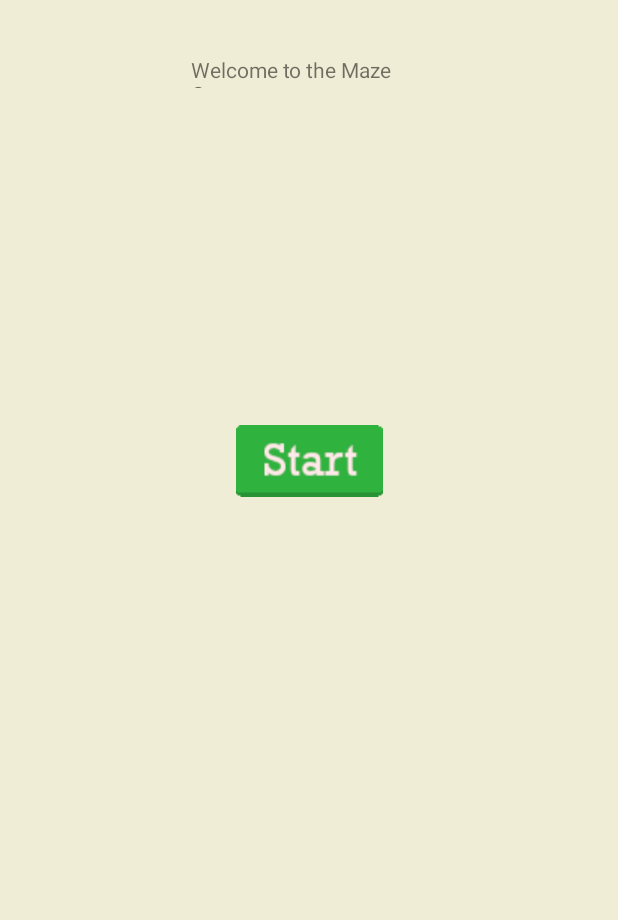
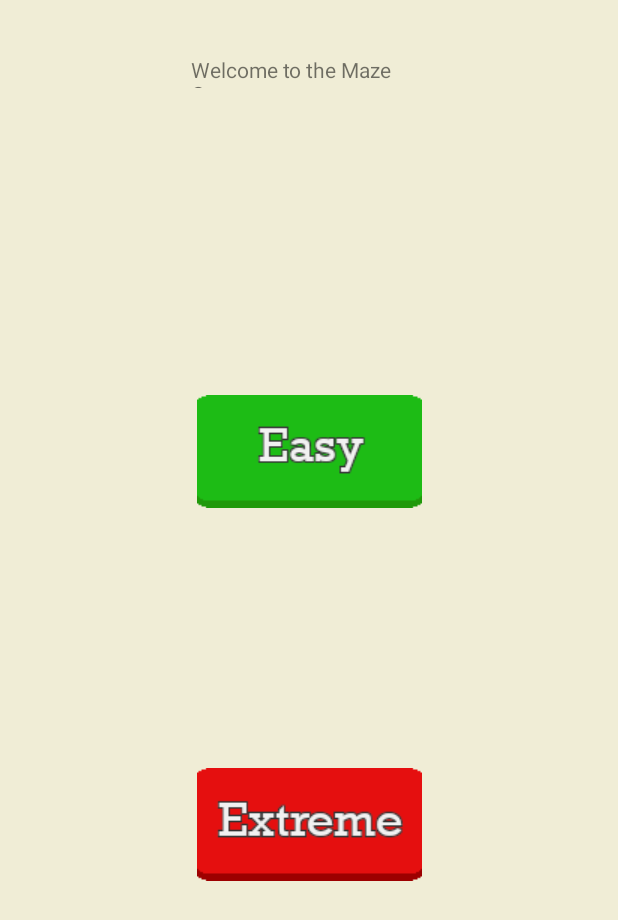
Before and after one commit to KNurmik/The-Game, an Android app: the MazeMenuActivity screen opened directly, with no data from a screen before it, on a phone screen of 412 x 824 dp. Shown: the top 920 px of the screen. Run offline under Robolectric (Android 15) with nearby library versions, the phone set to English and light mode, and no system bars.

Commit message:
Added difficulty buttons for the maze

```diff
--- a/phase2/app/src/main/java/com/example/phase1activity/UI/MazeGame/MazeMenuActivity.java
+++ b/phase2/app/src/main/java/com/example/phase1activity/UI/MazeGame/MazeMenuActivity.java
@@ -18,8 +18,8 @@ public class MazeMenuActivity extends AbstractActivity {
         super.onCreate(savedInstanceState);
         setContentView(R.layout.activity_maze_menu);
 
-        Button startBtn = findViewById(R.id.startBtn);
-        colourButton(startBtn, R.drawable.start_red, R.drawable.start_blue, R.drawable.start_green);
+        Button easyButton = findViewById(R.id.easyBtn);
+        Button hardButton = findViewById(R.id.extremeBtn);
     }
 
     /**
--- a/phase2/app/src/main/res/layout/activity_maze_menu.xml
+++ b/phase2/app/src/main/res/layout/activity_maze_menu.xml
@@ -20,13 +20,24 @@
         app:layout_constraintVertical_bias="0.046" />
 
     <Button
-        android:id="@+id/startBtn"
+        android:id="@+id/extremeBtn"
         android:layout_width="wrap_content"
         android:layout_height="wrap_content"
-        android:layout_marginTop="205dp"
-        android:layout_marginBottom="474dp"
-        android:onClick="startMazeGame"
+        android:layout_marginBottom="64dp"
+        android:background="@drawable/match_extreme"
         app:layout_constraintBottom_toBottomOf="parent"
+        app:layout_constraintEnd_toEndOf="parent"
+        app:layout_constraintHorizontal_bias="0.5"
+        app:layout_constraintStart_toStartOf="parent"
+        app:layout_constraintTop_toBottomOf="@+id/easyBtn" />
+
+    <Button
+        android:id="@+id/easyBtn"
+        android:layout_width="wrap_content"
+        android:layout_height="wrap_content"
+        android:layout_marginTop="32dp"
+        android:background="@drawable/match_easy"
+        app:layout_constraintBottom_toTopOf="@+id/extremeBtn"
         app:layout_constraintEnd_toEndOf="parent"
         app:layout_constraintHorizontal_bias="0.5"
         app:layout_constraintStart_toStartOf="parent"
```
